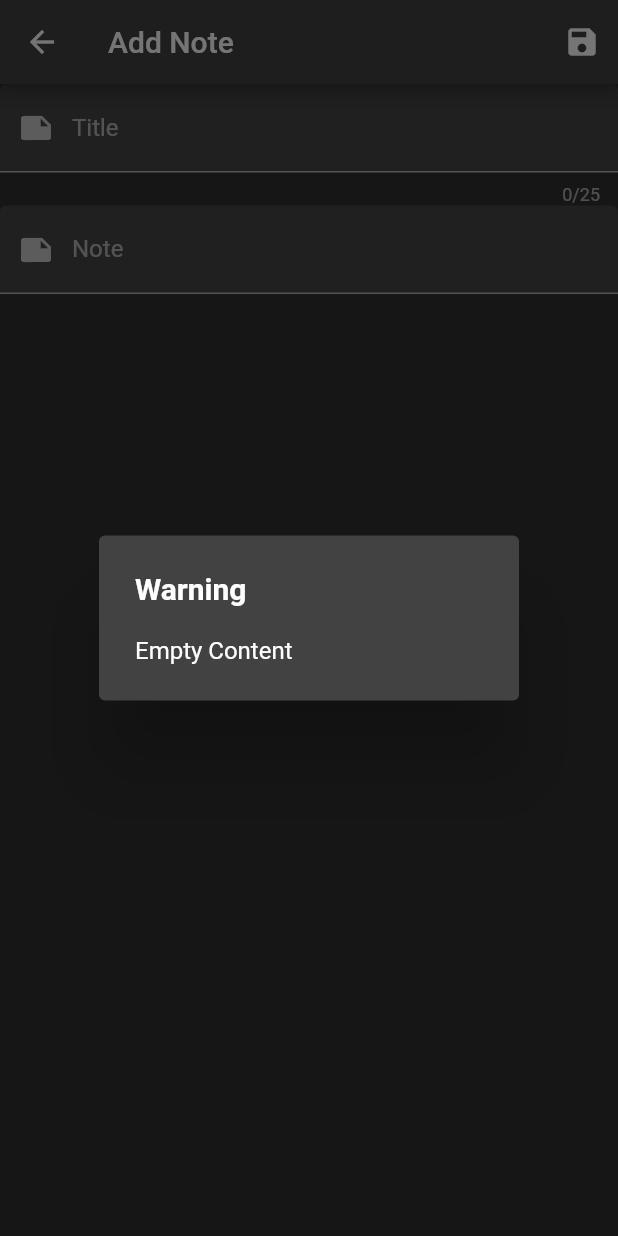
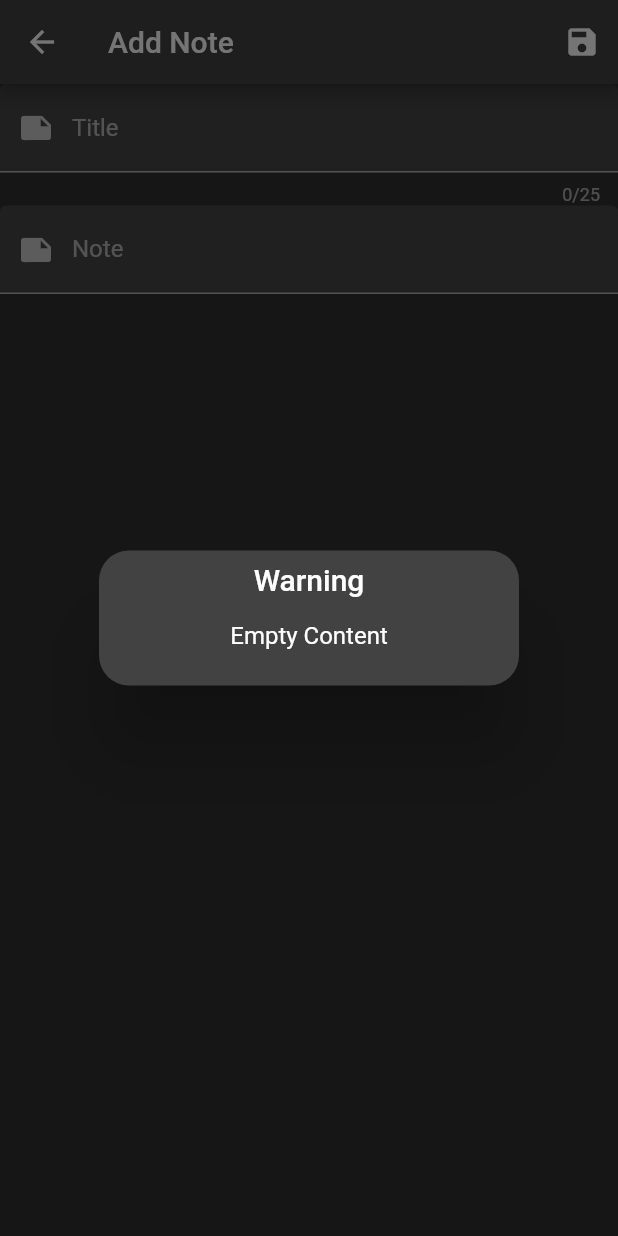
Before and after one commit to Ahmed3bdalla/Notes_app, a Flutter app: the Add_Note screen opened directly, after a tap on the "save" icon, on a phone screen of 412 x 824 dp. Run offline on Flutter 3.47's test engine with Material 2 defaults, Android fonts, the phone set to English and light mode, and no system bars; our stand-ins replace get, hive_flutter; accounts and stored records are empty.

Commit message:
Descriptive commit message

```diff
--- a/lib/pages/add_Note.dart
+++ b/lib/pages/add_Note.dart
@@ -1,6 +1,5 @@
 // ignore: file_names
 // ignore_for_file: must_be_immutable
-
 import 'package:flutter/material.dart';
 import 'package:get/get.dart';
 import 'package:sticky/Controller/Note_controller.dart';
@@ -13,6 +12,8 @@ class Add_Note extends StatelessWidget {
   NoteController controller = Get.put(NoteController());
   @override
   Widget build(BuildContext context) {
+    controller.titleController.text = "";
+    controller.contentController.text = "";
     return Scaffold(
       appBar: AppBar(
         title: const Text("Add Note"),
@@ -22,27 +23,20 @@ class Add_Note extends StatelessWidget {
               onPressed: () {
                 // ignore: unnecessary_null_comparison
                 if (controller.contentController.text.isNotEmpty) {
-                  controller.addNote(context);
+                  controller.addNote(
+                      title: controller.titleController.text,
+                      content: controller.contentController.text);
                   Get.offAll(() => MyHomePage());
                 } else {
-                  showDialog(
-                      context: context,
-                      builder: (context) {
-                        return const AlertDialog(
-                          title: Text(
-                            'Warning',
-                            style: TextStyle(
-                                fontSize: 20, fontWeight: FontWeight.bold),
-                          ),
-                          content: Text("Empty Content"),
+                  Get.defaultDialog(
+                    title: 'Warning',
+                    content: const Text("Empty Content"),
                   );
-                      });
                 }
               })
         ],
       ),
-      body: SingleChildScrollView(
-        child: Column(children: [
+      body: ListView(children: [
         CustomTextField(
             controller: controller.titleController,
             labeltext: "Title",
@@ -54,7 +48,6 @@ class Add_Note extends StatelessWidget {
             maxlines: null,
             maxLength: null),
       ]),
-      ),
     );
   }
 }
```
Also changed, not shown: lib/Controller/Note_controller.dart (+2 -7 lines), lib/pages/Edit_Note.dart (+11 -12 lines), lib/pages/HomePage.dart (+2 -36 lines), lib/pages/view_Note.dart (+10 -20 lines). Lines whose indentation alone changed are shown as unchanged.
